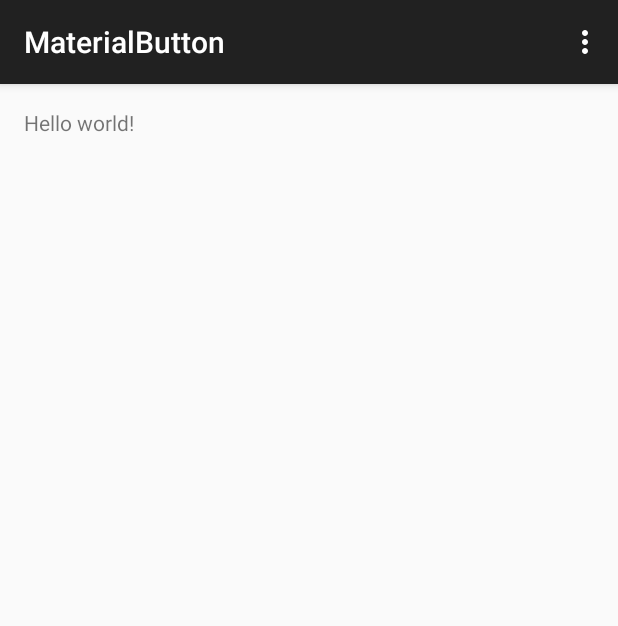
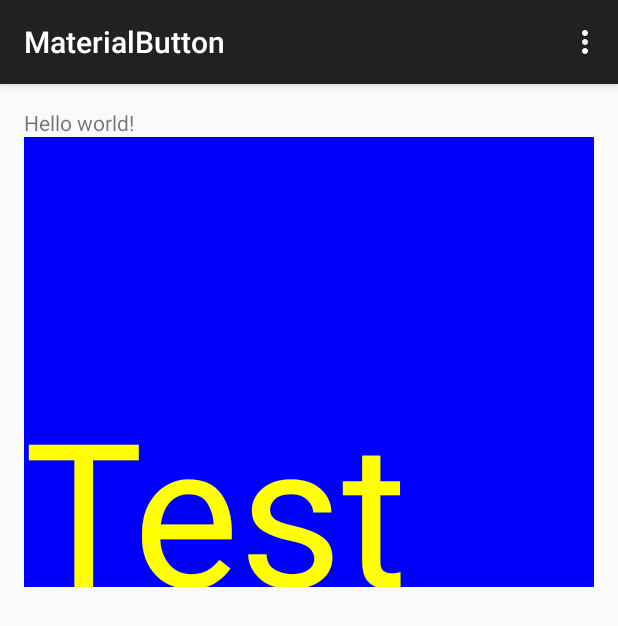
Before and after one commit to SharerMax/MaterialButton, an Android app: the screen it shows after launch (MainActivity), on a phone screen of 412 x 824 dp. Shown: the top 626 px of the screen. Run offline under Robolectric (Android 15) with nearby library versions, the phone set to English and light mode, and no system bars.

```diff
--- a/app/build.gradle
+++ b/app/build.gradle
@@ -22,4 +22,5 @@ android {
 dependencies {
     compile fileTree(dir: 'libs', include: ['*.jar'])
     compile 'com.android.support:appcompat-v7:22.2.0'
+    compile project(':materialbuttonlibrary')
 }
--- a/app/src/main/res/layout/activity_main.xml
+++ b/app/src/main/res/layout/activity_main.xml
@@ -9,8 +9,13 @@
                 tools:context=".MainActivity">
 
     <TextView
+        android:id="@+id/textview"
         android:text="@string/hello_world"
         android:layout_width="wrap_content"
         android:layout_height="wrap_content"/>
+    <us.saeratom.materialbuttonlibrary.Button
+        android:layout_width="match_parent"
+        android:layout_height="300dp"
+        android:layout_below="@+id/textview"/>
 
 </RelativeLayout>
--- /dev/null
+++ b/materialbuttonlibrary/src/main/java/us/saeratom/materialbuttonlibrary/Button.java
@@ -0,0 +1,50 @@
+package us.saeratom.materialbuttonlibrary;
+
+import android.annotation.TargetApi;
+import android.content.Context;
+import android.graphics.Canvas;
+import android.graphics.Color;
+import android.graphics.Paint;
+import android.os.Build;
+import android.util.AttributeSet;
+import android.view.View;
+
+/**
+ * Author: SharerMax
+ * Time  : 2015/6/10
+ * E-Mail: mdcw1103@gmail.com
+ */
+public class Button extends View {
+    private Paint mPaint;
+    public Button(Context context) {
+        super(context);
+        mPaint = new Paint(Paint.ANTI_ALIAS_FLAG);
+    }
+
+    public Button(Context context, AttributeSet attrs) {
+        super(context, attrs);
+        mPaint = new Paint(Paint.ANTI_ALIAS_FLAG);
+    }
+
+    public Button(Context context, AttributeSet attrs, int defStyleAttr) {
+        super(context, attrs, defStyleAttr);
+        mPaint = new Paint(Paint.ANTI_ALIAS_FLAG);
+    }
+
+    @TargetApi(Build.VERSION_CODES.LOLLIPOP)
+    public Button(Context context, AttributeSet attrs, int defStyleAttr, int defStyleRes) {
+        super(context, attrs, defStyleAttr, defStyleRes);
+        mPaint = new Paint(Paint.ANTI_ALIAS_FLAG);
+    }
+
+    @Override
+    protected void onDraw(Canvas canvas) {
+        super.onDraw(canvas);
+        mPaint.setColor(Color.BLUE);
+        canvas.drawRect(0, 0, getWidth(), getHeight(), mPaint);
+        String text = "Test";
+        mPaint.setTextSize(200);
+        mPaint.setColor(Color.YELLOW);
+        canvas.drawText(text, 0, getHeight(), mPaint);
+    }
+}
```
